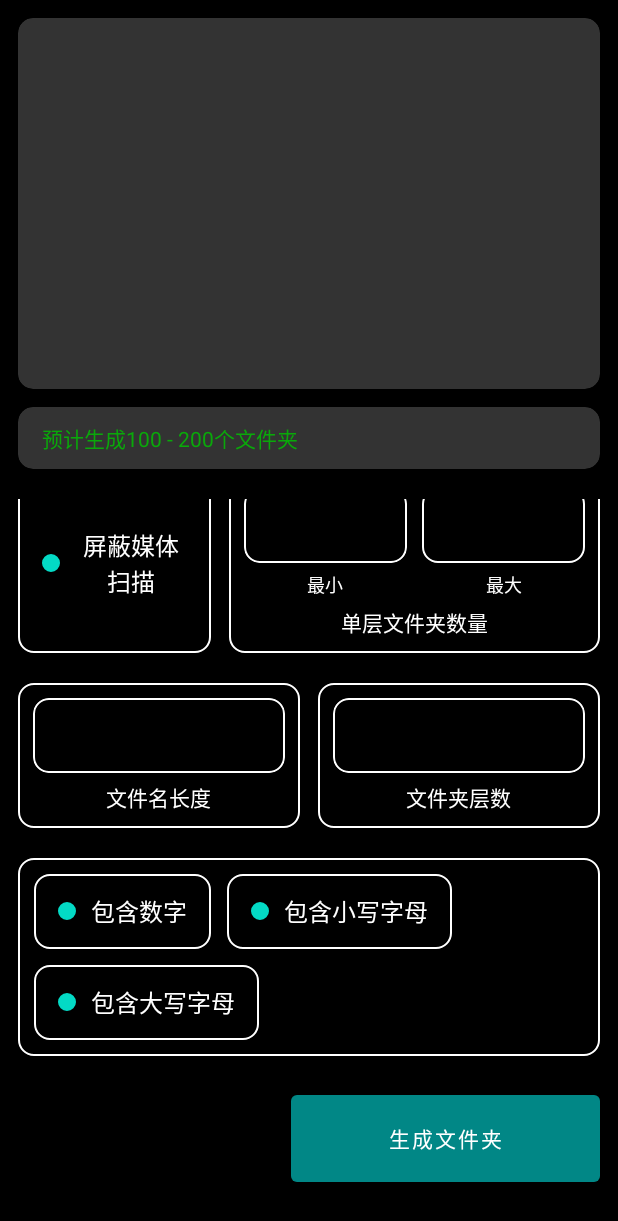
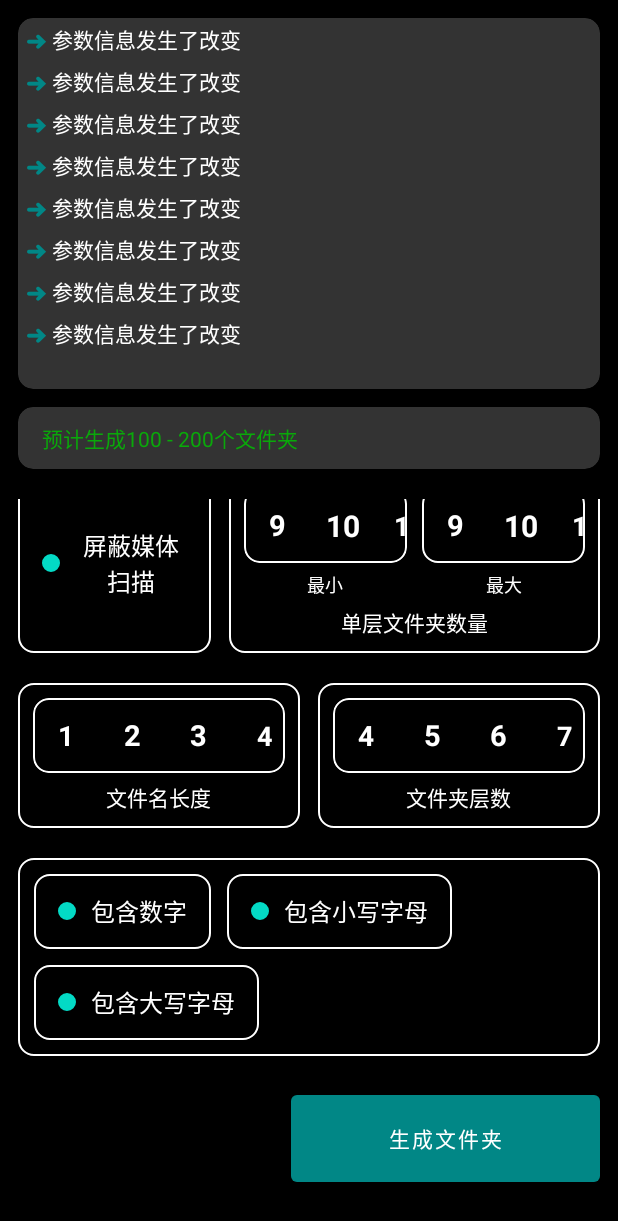
Before and after one commit to Mr-XiaoLiang/PasswordDir, an Android app: the screen it shows after launch (MainActivity), scrolled down 37 dp, on a phone screen of 412 x 824 dp. Shown: the top 1221 px of the screen. Run offline under Robolectric (Android 15) with nearby library versions, the light colour scheme and no system bars; our stand-ins replace FlexboxLayout.

Commit message:
增加数量选择组件，但是似乎不太理想

```diff
--- a/app/src/main/AndroidManifest.xml
+++ b/app/src/main/AndroidManifest.xml
@@ -1,6 +1,12 @@
 <?xml version="1.0" encoding="utf-8"?>
 <manifest xmlns:android="http://schemas.android.com/apk/res/android"
+    xmlns:tools="http://schemas.android.com/tools"
     package="com.lollipop.passworddir">
+
+    <uses-permission android:name="android.permission.WRITE_EXTERNAL_STORAGE"/>
+    <uses-permission android:name="android.permission.MANAGE_EXTERNAL_STORAGE"
+        tools:ignore="ScopedStorage" />
+    <uses-permission android:name="android.permission.READ_EXTERNAL_STORAGE"/>
 
     <application
         android:allowBackup="true"
--- a/app/src/main/java/com/lollipop/passworddir/MainActivity.kt
+++ b/app/src/main/java/com/lollipop/passworddir/MainActivity.kt
@@ -5,11 +5,20 @@ import androidx.appcompat.app.AppCompatActivity
 import androidx.core.content.ContextCompat
 import com.lollipop.passworddir.databinding.ActivityMainBinding
 import com.lollipop.passworddir.util.lazyBind
+import com.lollipop.passworddir.view.HorizontalWheelHelper
+import com.lollipop.passworddir.view.HorizontalWheelHelper.Companion.bindHorizontalWheel
 import com.lollipop.passworddir.view.MessageViewHelper
 import com.lollipop.passworddir.view.StatusViewHelper
 import com.lollipop.passworddir.view.StatusViewHelper.Companion.bindColorStatus
 
 class MainActivity : AppCompatActivity() {
+
+    companion object {
+        private const val DEF_MIN_COUNT = "9"
+        private const val DEF_MAX_COUNT = "9"
+        private const val DEF_NAME_LENGTH = "1"
+        private const val DEF_LAYERS_COUNT = "4"
+    }
 
     private val binding: ActivityMainBinding by lazyBind()
 
@@ -24,32 +33,93 @@ class MainActivity : AppCompatActivity() {
         )
     }
 
+    private val dirCountArray by lazy {
+        Array(62) {
+            val value = (it + 1).toString()
+            HorizontalWheelHelper.WheelInfo(value, value)
+        }
+    }
+
+    private val dirNameLengthArray by lazy {
+        Array(32) {
+            val value = (it + 1).toString()
+            HorizontalWheelHelper.WheelInfo(value, value)
+        }
+    }
+
+    private val dirLayersCountArray by lazy {
+        Array(10) {
+            val value = (it + 1).toString()
+            HorizontalWheelHelper.WheelInfo(value, value)
+        }
+    }
+
     private val nomediaBtnStatus by lazy {
         binding.nomediaBtn.bindColorStatus(
             binding.nomediaStateView,
             defaultStatusMap
-        )
+        ) {
+            onParameterChanged()
+        }
     }
 
     private val useNumberBtnStatus by lazy {
         binding.useNumberBtn.bindColorStatus(
             binding.useNumberStateView,
             defaultStatusMap
-        )
+        ) {
+            onParameterChanged()
+        }
     }
 
     private val useLowercaseBtnStatus by lazy {
         binding.useLowercaseBtn.bindColorStatus(
             binding.useLowercaseStateView,
             defaultStatusMap
-        )
+        ) {
+            onParameterChanged()
+        }
     }
 
     private val useUppercaseBtnStatus by lazy {
         binding.useUppercaseBtn.bindColorStatus(
             binding.useUppercaseStateView,
             defaultStatusMap
-        )
+        ) {
+            onParameterChanged()
+        }
+    }
+
+    private val minDirCountWheel by lazy {
+        binding.dirCountMinView.bindHorizontalWheel(
+            dirCountArray
+        ) {
+            onParameterChanged()
+        }
+    }
+
+    private val maxDirCountWheel by lazy {
+        binding.dirCountMaxView.bindHorizontalWheel(
+            dirCountArray
+        ) {
+            onParameterChanged()
+        }
+    }
+
+    private val nameLengthWheel by lazy {
+        binding.dirNameLengthView.bindHorizontalWheel(
+            dirNameLengthArray
+        ) {
+            onParameterChanged()
+        }
+    }
+
+    private val layersCountViewWheel by lazy {
+        binding.dirLayersCountView.bindHorizontalWheel(
+            dirLayersCountArray
+        ) {
+            onParameterChanged()
+        }
     }
 
     override fun onCreate(savedInstanceState: Bundle?) {
@@ -63,6 +133,11 @@ class MainActivity : AppCompatActivity() {
         useNumberBtnStatus.setStatus(StatusViewHelper.STATUS_ON)
         useLowercaseBtnStatus.setStatus(StatusViewHelper.STATUS_ON)
         useUppercaseBtnStatus.setStatus(StatusViewHelper.STATUS_ON)
+        minDirCountWheel.selectedTo(DEF_MIN_COUNT)
+        maxDirCountWheel.selectedTo(DEF_MAX_COUNT)
+        nameLengthWheel.selectedTo(DEF_NAME_LENGTH)
+        layersCountViewWheel.selectedTo(DEF_LAYERS_COUNT)
+
         var count = 0
         binding.mkdirBtn.setOnClickListener {
             count++
@@ -70,6 +145,11 @@ class MainActivity : AppCompatActivity() {
         }
     }
 
+    private fun onParameterChanged() {
+        // TODO
+        messageViewHelper.post("参数信息发生了改变")
+    }
+
     private fun Int.getColorById(): Int {
         return ContextCompat.getColor(this@MainActivity, this)
     }
--- /dev/null
+++ b/app/src/main/java/com/lollipop/passworddir/view/HorizontalWheelHelper.kt
@@ -0,0 +1,131 @@
+package com.lollipop.passworddir.view
+
+import android.annotation.SuppressLint
+import android.view.ViewGroup
+import androidx.recyclerview.widget.PagerSnapHelper
+import androidx.recyclerview.widget.RecyclerView
+import com.lollipop.passworddir.databinding.ItemWheelBinding
+import com.lollipop.passworddir.util.bind
+
+/**
+ * @author lollipop
+ * @date 2021/10/24 21:00
+ */
+@SuppressLint("NotifyDataSetChanged")
+class HorizontalWheelHelper(private val recyclerView: RecyclerView) {
+
+    companion object {
+        val EMPTY = WheelInfo("", "")
+
+        fun RecyclerView.bindHorizontalWheel(
+            info: Array<WheelInfo>,
+            listener: OnSelectedChangedListener? = null
+        ): HorizontalWheelHelper {
+            return HorizontalWheelHelper(this).apply {
+                addItem(info)
+                if (listener != null) {
+                    onSelectedChanged(listener)
+                }
+            }
+        }
+    }
+
+    private val itemList = ArrayList<WheelInfo>()
+    private var selectedChangedListener: OnSelectedChangedListener? = null
+    private val layoutManager: LBannerLayoutManager by lazy {
+        LBannerLayoutManager().apply {
+            onSelectedListener = LBannerLayoutManager.OnSelectedListener { pos, state ->
+                if (state == LBannerLayoutManager.ScrollState.IDLE) {
+                    onSelectedChanged(pos)
+                }
+            }
+        }
+    }
+
+    init {
+        recyclerView.layoutManager = layoutManager
+        val wheelAdapter = WheelAdapter(itemList)
+        recyclerView.adapter = wheelAdapter
+        PagerSnapHelper().attachToRecyclerView(recyclerView)
+        wheelAdapter.notifyDataSetChanged()
+    }
+
+    val currentItem: WheelInfo
+        get() {
+            val selectedPosition = layoutManager.selectedPosition
+            return if (selectedPosition in itemList.indices) {
+                itemList[selectedPosition]
+            } else {
+                EMPTY
+            }
+        }
+
+    fun selectedTo(tag: String) {
+        for (index in itemList.indices) {
+            if (itemList[index].tag == tag) {
+                recyclerView.post {
+                    recyclerView.scrollToPosition(index)
+                }
+                return
+            }
+        }
+    }
+
+    fun addItem(info: Array<WheelInfo>) {
+        val index = itemList.size
+        itemList.addAll(info)
+        recyclerView.adapter?.notifyItemRangeInserted(index, info.size)
+    }
+
+    fun onSelectedChanged(listener: OnSelectedChangedListener) {
+        this.selectedChangedListener = listener
+    }
+
+    private fun onSelectedChanged(position: Int) {
+        if (position in itemList.indices) {
+            selectedChangedListener?.onSelectedChanged(itemList[position])
+        }
+    }
+
+    private class WheelAdapter(
+        private val data: List<WheelInfo>
+    ) : RecyclerView.Adapter<WheelItemHolder>() {
+        override fun onCreateViewHolder(parent: ViewGroup, viewType: Int): WheelItemHolder {
+            return WheelItemHolder.create(parent)
+        }
+
+        override fun onBindViewHolder(holder: WheelItemHolder, position: Int) {
+            holder.bind(data[position])
+        }
+
+        override fun getItemCount(): Int {
+            return data.size
+        }
+    }
+
+    private class WheelItemHolder(
+        private val binding: ItemWheelBinding
+    ) : RecyclerView.ViewHolder(binding.root) {
+
+        companion object {
+            fun create(parent: ViewGroup): WheelItemHolder {
+                return WheelItemHolder(parent.bind(true))
+            }
+        }
+
+        fun bind(info: WheelInfo) {
+            binding.messageItemView.text = info.name
+        }
+
+    }
+
+    data class WheelInfo(
+        val name: String,
+        val tag: String
+    )
+
+    fun interface OnSelectedChangedListener {
+        fun onSelectedChanged(info: WheelInfo)
+    }
+
+}
--- /dev/null
+++ b/app/src/main/java/com/lollipop/passworddir/view/LBannerLayoutManager.kt
@@ -0,0 +1,499 @@
+package com.lollipop.passworddir.view
+
+import android.graphics.PointF
+import android.graphics.Rect
+import android.util.SparseArray
+import android.util.SparseBooleanArray
+import android.view.ViewGroup
+import androidx.recyclerview.widget.LinearSmoothScroller
+import androidx.recyclerview.widget.RecyclerView
+
+/**
+ * @author lollipop
+ * @date 10/28/20 19:27
+ */
+class LBannerLayoutManager: RecyclerView.LayoutManager(),RecyclerView.SmoothScroller.ScrollVectorProvider{
+
+    /**
+     * 滚动方向
+     */
+    var orientation = RecyclerView.HORIZONTAL
+
+    /**
+     * 次要方块的露出距离
+     * 此处单位为px
+     * 当{@link #orientation}为{@link #Orientation.HORIZONTAL}时，表示左右侧Item的露出距离
+     * 当{@link #orientation}为{@link #Orientation.VERTICAL}时，表示上下方Item的露出距离
+     */
+    var secondaryExposed = 0
+
+    /**
+     * 次要方块的露出距离的权重
+     * 注意，只有当{@link #secondaryExposed}为0时，才会使用此属性
+     * 此权重为相对RecyclerView而言，并且分别针对左右两侧。
+     * 即：当secondaryExposedWeight = 0.1F,那么主Item的宽度为RecyclerView.width * 0.8F
+     */
+    var secondaryExposedWeight = 0.14F
+
+    /**
+     * 次item缩放量
+     * 表示当Item位于次Item位置时，显示尺寸相对于完整尺寸的量
+     */
+    var scaleGap = 0.8F
+
+    /**
+     * 偏移量，如果是纵向排版，那么代表Y，如果是横向排版，那么代表X
+     */
+    private var offset = 0
+
+    /**
+     * 存放所有item的位置和尺寸
+     */
+    private val itemsFrames = SparseArray<Rect>()
+
+    /**
+     * 记录item是否已经展示
+     */
+    private val itemsAttached = SparseBooleanArray()
+
+    /**
+     * 滑动的状态
+     */
+    private var scrollState = ScrollState.IDLE
+
+    /**
+     * 滑动选中的监听
+     */
+    var onSelectedListener: OnSelectedListener? = null
+
+    /**
+     * 选中的序号
+     */
+    var selectedPosition = -1
+        private set
+
+    /**
+     * 获取一个ViewHolder默认的LayoutParams
+     * 此LayoutParam将用于ItemView在RecyclerView中的布局
+     */
+    override fun generateDefaultLayoutParams(): RecyclerView.LayoutParams {
+        return if(orientation == RecyclerView.HORIZONTAL){
+            RecyclerView.LayoutParams(ViewGroup.LayoutParams.MATCH_PARENT, ViewGroup.LayoutParams.MATCH_PARENT)
+        }else{
+            RecyclerView.LayoutParams(ViewGroup.LayoutParams.MATCH_PARENT, ViewGroup.LayoutParams.MATCH_PARENT)
+        }
+    }
+
+    /**
+     * 对Item进行测量，布局
+     */
+    override fun onLayoutChildren(recycler: RecyclerView.Recycler?, state: RecyclerView.State?) {
+        recycler?:return
+        //如果没有item,那么就清空所有的Item,并且结束
+        if (itemCount == 0 || state == null) {
+            offset = 0
+            removeAndRecycleAllViews(recycler)
+            return
+        }
+        //将所有View移动到回收站
+        detachAndScrapAttachedViews(recycler)
+
+        //计算占用的尺寸，Item的测量时，将缩小相应的尺寸，因此将占用部分计算出来
+        val usedWidth: Int = getUsedWidth()
+
+        val usedHeight: Int = getUsedHeight()
+
+        //Item的默认位置偏移，默认第一个为居中位置
+        var offsetX = (usedWidth * 0.5F).toInt()
+
+        var offsetY = (usedHeight * 0.5F).toInt()
+
+        val view = recycler.getViewForPosition(0)
+        measureChildWithMargins(view, usedWidth, usedHeight)
+
+        //view的尺寸
+        val viewWidth = getDecoratedMeasuredWidth(view)
+        val viewHeight = getDecoratedMeasuredHeight(view)
+
+        for (position in 0 until itemCount) {
+            val frame = itemsFrames.get(position)?:Rect()
+
+            frame.set(offsetX, offsetY, offsetX + viewWidth, offsetY + viewHeight)
+
+            itemsFrames.put(position, frame)
+            itemsAttached.put(position, false)
+
+            if(orientation == RecyclerView.VERTICAL){
+                offsetY += viewHeight
+            }else{
+                offsetX += viewWidth
+            }
+
+        }
+
+        layoutItems(recycler, state)
+    }
+
+    /**
+     * 摆放当前状态下要展示的item
+     * @param recycler         Recycler to use for fetching potentially cached views for a
+     * position
+     * @param state            Transient state of RecyclerView
+     */
+    private fun layoutItems(recycler: RecyclerView.Recycler, state: RecyclerView.State) {
+        if (state.isPreLayout) { // 跳过preLayout，preLayout主要用于支持动画
+            return
+        }
+
+        val offsetX = if(orientation == RecyclerView.HORIZONTAL){offset}else{0}
+
+        val offsetY = if(orientation == RecyclerView.VERTICAL){offset}else{0}
+
+        // 当前scroll offset状态下的显示区域
+        val displayFrame = Rect(offsetX, offsetY, getHorizontalSpace()+offsetX, getVerticalSpace()+offsetY)
+
+        /**
+         * 移除已显示的但在当前scroll offset状态下处于屏幕外的item
+         */
+        val childFrame = Rect()
+        for (i in 0 until childCount) {
+            val child = getChildAt(i)?:continue
+            childFrame.left = getDecoratedLeft(child)
+            childFrame.top = getDecoratedTop(child)
+            childFrame.right = getDecoratedRight(child)
+            childFrame.bottom = getDecoratedBottom(child)
+
+            if (!Rect.intersects(displayFrame, childFrame)) {
+                itemsAttached.put(getPosition(child), false)
+                removeAndRecycleView(child, recycler)
+            }
+        }
+
+        //计算占用的尺寸，Item的测量时，将缩小相应的尺寸，因此将占用部分计算出来
+        val usedWidth: Int = getUsedWidth()
+
+        val usedHeight: Int = getUsedHeight()
+
+        /**
+         * 摆放需要显示的item
+         * 由于RecyclerView实际上并没有scroll，也就是说RecyclerView容器的滑动效果是依赖于LayoutManager对item进行平移来实现的
+         * 故在放置item时要将item的计算位置平移到实际位置
+         */
+        for (i in 0 until itemCount) {
+            if (Rect.intersects(displayFrame, itemsFrames.get(i))) {
+                /**
+                 * 在onLayoutChildren时由于移除了所有的item view，可以遍历全部item进行添加
+                 * 在scroll时就不同了，由于scroll时会先将已显示的item view进行平移，
+                 * 然后移除屏幕外的item view，此时仍然在屏幕内显示的item view就无需再次添加了
+                 */
+                if (!itemsAttached.get(i)) {
+                    val scrap = recycler.getViewForPosition(i)
+                    measureChildWithMargins(scrap,usedWidth,usedHeight)
+                    addView(scrap)
+                    val frame = itemsFrames.get(i)
+                    layoutDecorated(scrap,
+                        frame.left - offsetX,
+                        frame.top - offsetY,
+                        frame.right - offsetX,
+                        frame.bottom - offsetY) // Important！布局到RecyclerView容器中，所有的计算都是为了得出任意position的item的边界来布局
+
+                    itemsAttached.put(i, true)
+                }
+            }
+        }
+
+        val borderX = usedWidth/2
+        val borderY = usedHeight/2
+
+        displayFrame.set(displayFrame.left + borderX,
+            displayFrame.top+borderY,
+            displayFrame.right-borderX,
+            displayFrame.bottom-borderX)
+
+        var selectedIndex = -1
+
+        //对非主要Item进行缩放处理
+        for(i in 0 until itemCount){
+
+            val child = getChildAt(i)?:continue
+            val position = getPosition(child)
+            val weight = offsetWeight(displayFrame,itemsFrames[position])
+            val scale = (1-scaleGap)*weight+scaleGap
+
+            child.scaleY = scale
+            child.scaleX = scale
+
+            if(selectedIndex < 0 && weight >= 0.5F){
+                selectedIndex = i
+            }
+
+        }
+
+        selectedPosition = if(selectedIndex < 0){
+            -1
+        }else{
+            val childAt = getChildAt(selectedIndex)
+            if (childAt != null) {
+                getPosition(childAt)
+            } else {
+                -1
+            }
+        }
+        onSelectedListener?.onSelected(selectedPosition,scrollState)
+
+    }
+
+    /**
+     * 获取位置偏移的比例，以此来计算Item的缩放
+     */
+    private fun offsetWeight(displayFrame: Rect, itemFrame: Rect): Float{
+
+        return if(orientation == RecyclerView.HORIZONTAL){
+            overlapLength(displayFrame.left,itemFrame.left,displayFrame.right,itemFrame.right) * 1.0F / displayFrame.width()
+        }else{
+            overlapLength(displayFrame.top,itemFrame.top,displayFrame.bottom,itemFrame.bottom) * 1.0F / displayFrame.height()
+        }
+    }
+
+    /**
+     * 计算两个线段之间的重叠部分的长度
+     */
+    private fun overlapLength(start1: Int,start2: Int,end1: Int,end2: Int): Int{
+        return Math.min(end1,end2) - Math.max(start1,start2)
+    }
+
+    /**
+     * 获取已使用的宽度，即不可用于Item的缩进宽度
+     */
+    private fun getUsedWidth(): Int{
+        //计算占用的尺寸，Item的测量时，将缩小相应的尺寸，因此将占用部分计算出来
+        return if(orientation == RecyclerView.HORIZONTAL){
+            if(secondaryExposed == 0){
+                (width * (secondaryExposedWeight * 2)).toInt()
+            }else{
+                secondaryExposed * 2
+            }
+        }else{
+            0
+        }
+    }
+
+    /**
+     * 获取已使用的高度，即不可用于Item的缩进高度
+     */
+    private fun getUsedHeight(): Int{
+        return if(orientation == RecyclerView.VERTICAL){
+            if(secondaryExposed == 0){
+                (height * (secondaryExposedWeight * 2)).toInt()
+            }else{
+                secondaryExposed * 2
+            }
+        }else{
+            0
+        }
+    }
+
+    /**
+     * 容器去除padding后的宽度
+     * @return 实际可摆放item的空间
+     */
+    private fun getHorizontalSpace(): Int {
+        return width - paddingRight - paddingLeft
+    }
+
+    /**
+     * 容器去除padding后的高度
+     * @return 实际可摆放item的空间
+     */
+    private fun getVerticalSpace(): Int {
+        return height - paddingBottom - paddingTop
+    }
+
+    /**
+     * 横向滑动时，回调的方法
+     */
+    override fun scrollHorizontallyBy(dx: Int, recycler: RecyclerView.Recycler?, state: RecyclerView.State?): Int {
+
+        val tempX = offset + dx
+
+        var scrollLength = dx
+
+        val horizontalSpace = getHorizontalSpace()
+
+        val usedWidth = getUsedWidth()
+
+        val minOffset = 0
+        val maxOffset = itemCount * (horizontalSpace - usedWidth) + usedWidth - horizontalSpace
+
+        if( tempX < minOffset ){
+            scrollLength = minOffset - offset
+        }else if(tempX > maxOffset){
+            scrollLength = maxOffset - offset
+        }
+
+        offset += scrollLength
+
+        offsetChildrenHorizontal(-scrollLength)
+        if(recycler != null && state != null){
+            layoutItems(recycler,state)
+        }
+
+        return scrollLength
+    }
+
+    /**
+     * 获取当前位置到指定位置的距离间隔
+     */
+    override fun computeScrollVectorForPosition(targetPosition: Int): PointF {
+
+        val leftOff = getUsedWidth() / 2
+        val topOff = getUsedHeight() / 2
+
+        val itemHeight = getVerticalSpace() - getUsedHeight()
+        val itemWidth = getHorizontalSpace() - getUsedWidth()
+
+        val left = if(orientation == RecyclerView.HORIZONTAL){
+            1.0F * targetPosition * itemWidth + leftOff - offset
+        }else{
+            0F
+        }
+        val top = if(orientation == RecyclerView.VERTICAL){
+            1.0F * targetPosition * itemHeight + topOff  - offset
+        }else{
+            0F
+        }
+
+        return PointF(left,top)
+    }
+
+    /**
+     * 纵向滑动时，回调的方法
+     */
+    override fun scrollVerticallyBy(dy: Int, recycler: RecyclerView.Recycler?, state: RecyclerView.State?): Int {
+        val tempY = offset + dy
+
+        var scrollLength = dy
+
+        val verticalSpace = getVerticalSpace()
+
+        val usedHeight = getUsedHeight()
+
+        val minOffset = 0
+        val maxOffset = itemCount * (verticalSpace - usedHeight) + usedHeight - verticalSpace
+
+        if( tempY < minOffset ){
+            scrollLength = minOffset - offset
+        }else if(tempY > maxOffset){
+            scrollLength = maxOffset - offset
+        }
+
+        offset += scrollLength
+
+        offsetChildrenVertical(-scrollLength)
+        if(recycler != null && state != null){
+            layoutItems(recycler,state)
+        }
+
+        return scrollLength
+    }
+
+    /**
+     * 滑动至指定为的方法
+     */
+    override fun scrollToPosition(position: Int) {
+        val pos = Math.min(Math.max(position, 0),itemCount)
+
+        offset = if(orientation == RecyclerView.HORIZONTAL){
+            itemsFrames.get(pos).left
+        }else{
+            itemsFrames.get(pos).top
+        }
+
+        requestLayout()
+    }
+
+    /**
+     * 以动画的形式，带有中间过程的滑动到指定位置
+     */
+    override fun smoothScrollToPosition(recyclerView: RecyclerView?, state: RecyclerView.State?, position: Int) {
+        if(recyclerView == null || state == null){
+            return
+        }
+
+        val pos = Math.min(Math.max(position, 0),itemCount)
+
+        val scroller = LinearSmoothScroller(recyclerView.context)
+        scroller.targetPosition = pos
+        startSmoothScroll(scroller)
+    }
+
+    /**
+     * 是否允许横向滑动
+     */
+    override fun canScrollHorizontally(): Boolean {
+        return orientation == RecyclerView.HORIZONTAL
+    }
+
+    /**
+     * 是否允许纵向滑动
+     */
+    override fun canScrollVertically(): Boolean {
+        return orientation == RecyclerView.VERTICAL
+    }
+
+    /**
+     * 滑动状态改变的回调方法
+     */
+    override fun onScrollStateChanged(state: Int) {
+        super.onScrollStateChanged(state)
+        scrollState = when(state){
+
+            ScrollState.SETTLING.value -> ScrollState.SETTLING
+
+            ScrollState.DRAGGING.value -> ScrollState.DRAGGING
+
+            else -> ScrollState.IDLE
+
+        }
+
+        onSelectedListener?.onSelected(selectedPosition,scrollState)
+
+    }
+
+    enum class ScrollState(val value: Int) {
+
+        /**
+         * RecyclerView目前不在滚动。
+         * The RecyclerView is not currently scrolling.
+         */
+        IDLE(RecyclerView.SCROLL_STATE_IDLE),
+        /**
+         * RecyclerView目前正在动画到最终位置，而不受外界控制。
+         * The RecyclerView is currently animating to a final position while not under
+         * outside control.
+         */
+        SETTLING(RecyclerView.SCROLL_STATE_SETTLING),
+        /**
+         * RecyclerView目前正在被外部输入如用户触摸输入拖动。
+         * The RecyclerView is currently being dragged by outside input such as user touch input.
+         */
+        DRAGGING(RecyclerView.SCROLL_STATE_DRAGGING),;
+
+        override fun toString(): String{
+            return when(this){
+
+                IDLE -> "IDLE"
+
+                SETTLING -> "SETTLING"
+
+                DRAGGING -> "DRAGGING"
+
+            }
+        }
+    }
+
+    fun interface OnSelectedListener {
+        fun onSelected(position: Int,state: ScrollState)
+    }
+
+}
--- a/app/src/main/res/layout/item_wheel.xml
+++ b/app/src/main/res/layout/item_wheel.xml
@@ -1,7 +1,7 @@
 <?xml version="1.0" encoding="utf-8"?>
 <FrameLayout
     xmlns:android="http://schemas.android.com/apk/res/android"
-    android:layout_width="match_parent"
+    android:layout_width="wrap_content"
     android:layout_height="match_parent">
 
     <TextView
@@ -10,9 +10,10 @@
         android:id="@+id/messageItemView"
         android:paddingVertical="3dp"
         android:paddingHorizontal="5dp"
-        android:minWidth="30dp"
-        android:textSize="18sp"
+        android:minWidth="44dp"
+        android:textSize="22sp"
         android:gravity="center"
-        android:textColor="@color/white"/>
+        android:textColor="@color/white"
+        android:textStyle="bold"/>
 
 </FrameLayout>
```
